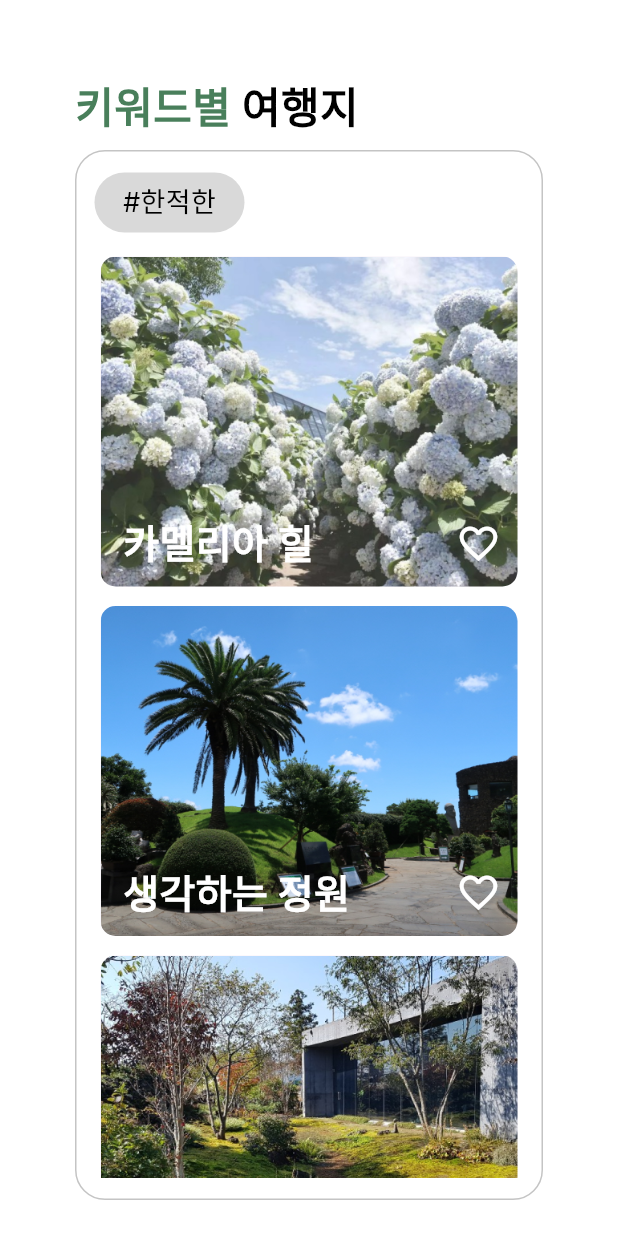
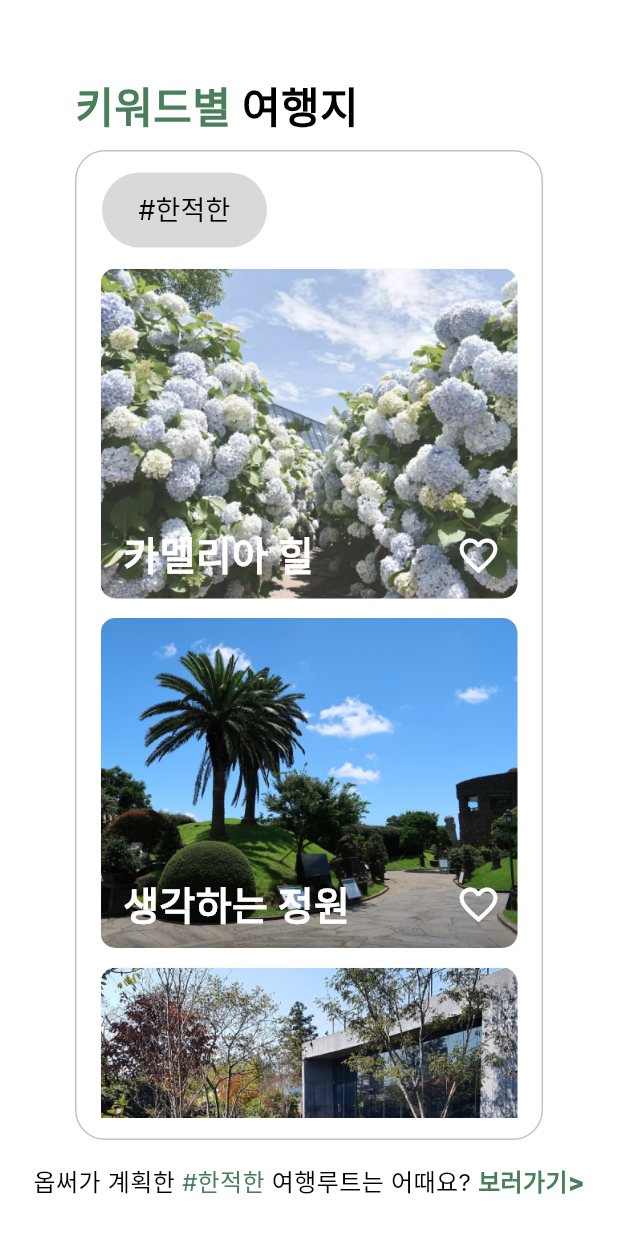
Before and after one commit to sion52/Obsser, a Flutter app: the HashDetail screen opened directly, on a phone screen of 412 x 824 dp. Run offline on Flutter 3.47's test engine with Material 3 defaults, Android fonts, the phone set to English and light mode, and no system bars; our stand-ins replace flutter_svg, table_calendar; network calls fail.

Commit message:
magazine

```diff
--- a/lib/screens/hash_detail.dart
+++ b/lib/screens/hash_detail.dart
@@ -12,9 +12,12 @@ class _HashDetailState extends State<HashDetail> {
   Widget build(BuildContext context) {
     return Scaffold(
       backgroundColor: Color(0xFFFFFFFF),
-      body: Padding(
-        padding: const EdgeInsets.fromLTRB(50, 50, 50, 16),
-        child: Column(
+      body: Column(
+          crossAxisAlignment: CrossAxisAlignment.start,
+          children: [
+            Padding(
+              padding: EdgeInsets.fromLTRB(50, 50, 50, 16),
+              child:  Column(
                 crossAxisAlignment: CrossAxisAlignment.start,
                 children: [
                   buildKeywordHeader(),
@@ -22,6 +25,52 @@ class _HashDetailState extends State<HashDetail> {
                   buildKeywordChips(),
                 ],
               ),
+            ),
+            Center(
+              child: Row(
+                mainAxisAlignment: MainAxisAlignment.center,
+                children: [
+                  Text(
+                    '옵써가 계획한 ',
+                    style: TextStyle(
+                      fontSize: 16,
+                      color: Color(0xFF000000),
+                    ),
+                  ),
+                  Text(
+                    '#한적한',
+                    style: TextStyle(
+                      fontSize: 16,
+                      color: Color(0xFF497F5B),
+                    ),
+                  ),
+                  Text(
+                    ' 여행루트는 어때요? ',
+                    style: TextStyle(
+                      fontSize: 16,
+                      color: Color(0xFF000000),
+                    ),
+                  ),
+                  GestureDetector(
+                    onTap: () {
+                      // Navigator.push(
+                      //   context,
+                      //   MaterialPageRoute(builder: (context) => SignupScreen()),
+                      // );
+                    },
+                    child: Text(
+                      '보러가기>',
+                      style: TextStyle(
+                        fontSize: 16,
+                        fontWeight: FontWeight.w900,
+                        color: Color(0xFF497F5B),
+                      ),
+                    ),
+                  ),
+                ],
+              ),
+            ),
+          ],
       ),
     );
   }
@@ -54,7 +103,7 @@ class _HashDetailState extends State<HashDetail> {
     return Padding(
       padding: const EdgeInsets.symmetric(horizontal: 0),
       child: Container(
-        height: 700,
+        height: 660,
         width: double.infinity,
         decoration: BoxDecoration(
           color: Color(0xFFFFFFFF),
@@ -69,20 +118,27 @@ class _HashDetailState extends State<HashDetail> {
           child: Column(
             crossAxisAlignment: CrossAxisAlignment.start,
             children: [
-              Container(
-                height: 40,
-                width: 100,
-                decoration: BoxDecoration(
-                  color: Color(0xFFD9D9D9),
-                  borderRadius: BorderRadius.circular(20),
-                ),
-                alignment: Alignment.center,
+              Padding(
+                padding: const EdgeInsets.fromLTRB(5, 0, 5, 0),
+                child: ElevatedButton(
+                  onPressed: () {
+                    // 버튼 클릭 시 동작
+                    // widget.onKeywordSelected(11);
+                  },
                   child: Text(
                     keywords[0],
-                  style: TextStyle(fontSize: 18, fontWeight: FontWeight.w400, color: Color(0xFF000000)),
+                    style: TextStyle(fontSize: 18, fontWeight: FontWeight.w400),
+                  ),
+                  style: ElevatedButton.styleFrom(
+                    padding: EdgeInsets.all(0),
+                    backgroundColor: Color(0xFFD9D9D9), // 버튼 배경색
+                    foregroundColor: Color(0xFF000000), // 버튼 텍스트 색
+                    elevation: 0, // 그림자 제거
+                    minimumSize: Size(110, 50),
                   ),
                 ),
-              SizedBox(height: 12,),
+              ),
+              SizedBox(height: 10,),
               Expanded(
                 child: SingleChildScrollView(
                   child: Column(
--- /dev/null
+++ b/lib/texts/magazine_text.dart
@@ -0,0 +1,39 @@
+const String t_0_0 = " 제주도의 바다는 맑고 푸른 색깔로 유명하죠. 특히 여름철에는 많은 사람들이 시원한 바다에서 수영을 즐기고, 모래사장에서 휴식을 취하는 모습을 쉽게 볼 수 있어요. 제주도의 각 해변마다 특색이 다르기 때문에 어떤 곳을 선택할지 고민될 때가 많아요.  오늘은 제주도의 대표적인 해수욕장 TOP 5를 소개해드릴게요! 🌊";
+const String t_0_1 = " 협재 해수욕장은 바다와 울창한 송림이 어우러진 아름다운 곳이에요. 이곳은 특히 가족 단위 여행객들에게 인기가 많아요. 넓은 백사장에서 아이들과 함께 모래놀이를 하거나, 바다에서 수영을 즐길 수 있답니다!";
+const String t_0_2 = " 함덕해변은 에메랄드빛 바다가 매력적인 곳이에요. 이곳에서는 다양한 수상 스포츠를 즐길 수 있어서 액티브한 여행을 원하는 분들에게 딱이에요! 또한, 주변에 맛있는 음식점들도 많아서 식사하기에도 좋은 장소랍니다.";
+const String t_0_3 = " 용머리해안은 독특한 지형과 경관으로 유명해요! 이곳에서는 멋진 일몰을 감상할 수 있어 로맨틱한 분위기를 느낄 수 있답니다. 사진 찍기에도 좋은 포토존이 많아서 인스타그램에 올릴 사진을 찍기에 최적의 장소예요.";
+const String t_0_4 = " 중문 색달해변은 고운 모래와 맑은 물로 유명하죠! 이곳에서는 다양한 편의시설이 잘 갖춰져 있어서 편하게 이용할 수 있어요. 또한, 근처에 리조트와 카페가 많아 하루 종일 놀기에 좋은 장소랍니다.";
+const String t_0_5 = " 이호테우해변은 조용하고 한적한 분위기로 힐링하기 좋은 곳이에요! 특히 저녁 노을이 아름다워서 많은 사람들이 찾는 명소예요.";
+const String t_0_6 = " 각각의 바다에서는 다양한 액티비티를 즐길 수 있어요! 스노클링, 서핑, 패들 보드 등 여러 가지 물놀이를 경험할 수 있답니다.";
+const String t_0_7 = """ 여름철에는 햇볕이 강하니 선크림 꼭 챙기세요! 그리고 물때에 맞춰서 놀면 더욱 안전하게 즐길 수 있으니 미리 확인하는 것이 좋아요.
+이번 여름에는 제주도의 아름다운 바다에서 특별한 추억 만들어보세요! 🏖️""";
+
+const String t_1_0 = " 제주도는 아름다운 자연경관과 독특한 문화로 많은 관광객들에게 사랑받는 곳이에요. 하지만 최근에는 환경 문제에 대한 관심이 높아지면서, 지속 가능한 여행이 더욱 중요해지고 있답니다. 오늘은 제주도에서 지속 가능한 여행을 즐기는 방법과 친환경 숙소를 소개해드릴게요.";
+const String t_1_1 = " 제주도를 방문할 때, 우리는 그곳의 자연을 보호하고 존중하는 태도가 필요해요. 관광객들이 많아질수록 환경에 미치는 영향이 커지기 때문에, 지속 가능한 여행은 선택이 아닌 필수가 되었답니다. 예를 들어, 쓰레기를 줄이고 재활용을 실천하는 것이죠. 제주도의 아름다움을 지키기 위해서는 우리가 먼저 행동해야 해요.";
+const String t_1_2 = " 제주도에는 다양한 친환경 숙소가 있어요. 예를 들어, '그린하우스'라는 이름의 숙소는 태양광 발전 시스템을 이용해 전기를 생산하고, 빗물을 모아 정원에 사용하는 등 에너지를 절약하는 방법을 실천하고 있답니다. 또 다른 예로 '자연 속의 집'이라는 펜션은 지역 농산물을 활용한 식사를 제공하며, 손님들이 직접 텃밭에서 채소를 수확할 수 있는 프로그램도 운영하고 있어요.";
+const String t_1_3 = " 제주에서는 다양한 친환경 활동을 경험할 수 있어요. 예를 들어, 자전거를 타고 섬을 둘러보거나 하이킹 코스를 따라 걷는 것이죠. 이러한 활동들은 자연과 가까워질 뿐만 아니라 건강에도 좋답니다. 또한 해변 청소와 같은 자원봉사 활동에 참여하면 지역 사회에도 기여할 수 있어요.";
+const String t_1_4 = " 제주도에는 에코 투어리즘 명소가 많이 있어요. 한라산 국립공원은 그 중 하나로, 다양한 식물과 동물들을 관찰할 수 있는 기회를 제공해줘요. 또한 성산 일출봉은 UNESCO 세계자연유산으로 등록되어 있으며, 이곳에서도 멋진 경치를 감상할 수 있답니다.";
+const String t_1_5 = " 마지막으로 지속 가능한 여행을 위해 몇 가지 팁을 드릴게요! 첫째로는 개인 물병이나 장바구니를 챙겨서 일회용품 사용을 줄이는 것이에요. 둘째로 지역 음식점이나 시장에서 식사를 하며 지역 경제에 도움을 주는 것도 좋은 방법이에요. 셋째로는 대중교통이나 자전거 이용하기! 이렇게 작은 실천들이 모여 큰 변화를 만들어낼 수 있답니다.";
+const String t_1_6 = """ 여행은 단순히 새로운 장소를 방문하는 것만이 아니라 그곳의 문화를 이해하고 존중하는 과정이에요. 제주도를 방문하면서 자연과 함께 하는 소중한 경험들을 쌓아보세요!
+""";
+const String t_1_7 = " 이번 매거진 여러분에게 도움이 되었으면 좋겠어요! 제주도를 사랑한다면 환경 보호에도 함께 동참해보세요!";
+
+const String t_2_0 = " 제주도는 아름다운 자연경관뿐만 아니라, 풍부한 문화유산과 전통이 살아 숨 쉬는 곳이에요. 제주에서의 문화 체험은 단순한 관광을 넘어, 지역 주민들과의 소통과 그들의 삶을 이해하는 기회를 제공해요. 이번 포스팅에서는 제주에서 경험할 수 있는 다양한 문화 체험에 대해 알아보도록 할게요. 🌊";
+const String t_2_1 = " 제주는 독특한 전통과 문화를 가지고 있어요. 특히, 제주의 전통 시장이나 공예 체험, 민속촌 등은 제주를 더욱 특별하게 만들어 주는 요소들이죠. 이러한 경험들은 단순히 관광지에서 사진을 찍는 것 이상의 의미를 지니고 있어요. 지역 주민들과의 교류를 통해 그들의 삶을 이해하고, 제주의 진정한 매력을 느낄 수 있답니다.";
+const String t_2_2 = """ 제주에는 다양한 전통 시장이 있어요. 그 중에서도 재래시장 은 꼭 가봐야 할 곳이에요! 신선한 해산물부터 시작해 지역 특산물까지 다양하게 판매되고 있답니다. 특히, 동문시장 은 제주도민들이 자주 찾는 곳으로 유명해요. 이곳에서는 신선한 과일과 채소를 구매할 수 있을 뿐만 아니라, 다양한 먹거리를 즐길 수 있어요.
+전통시장에서 현지 음식을 맛보며 쇼핑하는 재미도 쏠쏠하답니다!""";
+const String t_2_3 = """ 제주는 다양한 공예체험 프로그램이 마련되어 있어요. 예를 들어, 도자기 만들기나 천연 염색 같은 프로그램이 인기가 많아요. 이런 활동들은 가족 단위로 참여하기에도 좋고, 아이들에게도 교육적인 가치가 높아요.
+특히 돌하르방 만들기 는 아이들에게 큰 인기를 끌고 있어요! 돌하르방은 제주의 상징적인 조각상으로, 직접 만들어 보는 경험은 잊지 못할 추억이 될 거예요.""";
+const String t_2_4 = """ 민속촌은 제주의 전통적인 생활 방식을 직접 보고 배울 수 있는 좋은 장소에요. 이곳에서는 옛날 제주의 집 구조와 생활 방식을 관찰할 수 있고, 다양한 전통 놀이도 경험할 수 있답니다.
+ 아이들과 함께 민속촌에 가면 더욱 즐거운 시간을 보낼 수 있을 거예요!""";
+const String t_2_5 = """ 가족 단위로 여행하는 분들을 위해 몇 가지 추천 코스를 소개해 드릴게요!
+ 1. 국립제주박물관 : 제주도의 역사와 문화를 한눈에 볼 수 있는 곳이에요.
+ 2. 서귀포 매일 올레시장 : 신선한 해산물과 지역 특산물을 맛볼 수 있는 기회!
+ 3. 제주 민속촌 박물관 : 옛날 제주의 생활상을 직접 보고 배울 수 있는 장소랍니다.
+아이들과 함께라면 더욱 의미 있는 시간이 될 거예요!""";
+const String t_2_6 = """ 마지막으로 몇 가지 팁을 드릴게요!
+ 사전에 예약하기: 인기 있는 프로그램들은 미리 예약해야 할 경우가 많아요.
+ 편안한 복장 착용: 공예체험이나 야외활동이 많으니 편안한 복장이 좋아요.
+ 현금 준비하기: 일부 재래시장은 카드 결제가 어려울 수도 있으니 현금을 준비하세요!""";
+const String t_2_7 = " 여러분도 제주에서 특별한 문화를 경험해 보세요! 🌺";
+const String t_2_8 = " 이번 매거진이 여러분에게 도움이 되었길 바라며, 다음 여행 계획에 참고하시길 바랍니다!";
--- a/pubspec.yaml
+++ b/pubspec.yaml
@@ -72,6 +72,7 @@ flutter:
     - assets/buttons/
     - assets/histories/photo.png
     - assets/pictures/
+    - assets/magazines/
 
   fonts:
     - family: Inter
```
Also changed, not shown: lib/screens/dol_screen.dart (+21 -3 lines), lib/screens/magazine_detail.dart (added, +157 -0 lines), assets/magazines/m_0.png (renamed from assets/banners/m_1.png), assets/magazines/m_0d.png (added), assets/magazines/m_1.png (added), assets/magazines/m_1d.png (added), assets/magazines/m_2.png (added), assets/magazines/m_2d.png (added). Lines whose indentation alone changed are shown as unchanged.
